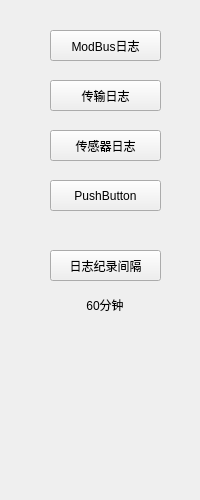
Qt form IDC_TestSystem/SI-PDU/toolbox/silogstoolwid.ui (ChinaClever/IDC_TestSystem) before a commit.
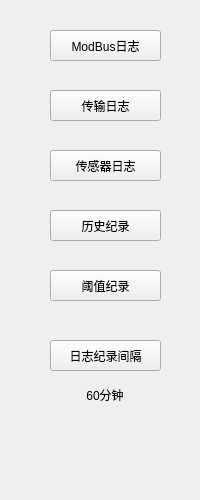
The same form after that commit.

Diff of the .ui file:
```diff
--- a/IDC_TestSystem/SI-PDU/toolbox/silogstoolwid.ui
+++ b/IDC_TestSystem/SI-PDU/toolbox/silogstoolwid.ui
@@ -30,7 +30,7 @@
    <property name="geometry">
     <rect>
      <x>50</x>
-     <y>80</y>
+     <y>90</y>
      <width>111</width>
      <height>31</height>
     </rect>
@@ -43,7 +43,7 @@
    <property name="geometry">
     <rect>
      <x>50</x>
-     <y>130</y>
+     <y>150</y>
      <width>111</width>
      <height>31</height>
     </rect>
@@ -56,20 +56,20 @@
    <property name="geometry">
     <rect>
      <x>50</x>
-     <y>180</y>
+     <y>210</y>
      <width>111</width>
      <height>31</height>
     </rect>
    </property>
    <property name="text">
-    <string>PushButton</string>
+    <string>历史纪录</string>
    </property>
   </widget>
   <widget class="QPushButton" name="timeBtn">
    <property name="geometry">
     <rect>
      <x>50</x>
-     <y>250</y>
+     <y>340</y>
      <width>111</width>
      <height>31</height>
     </rect>
@@ -82,7 +82,7 @@
    <property name="geometry">
     <rect>
      <x>50</x>
-     <y>290</y>
+     <y>380</y>
      <width>110</width>
      <height>30</height>
     </rect>
@@ -94,6 +94,19 @@
     <set>Qt::AlignCenter</set>
    </property>
   </widget>
+  <widget class="QPushButton" name="thresholdBtn">
+   <property name="geometry">
+    <rect>
+     <x>50</x>
+     <y>270</y>
+     <width>111</width>
+     <height>31</height>
+    </rect>
+   </property>
+   <property name="text">
+    <string>阈值纪录</string>
+   </property>
+  </widget>
  </widget>
  <resources/>
  <connections/>
```
Left out of the diff: 2 changed lines with no effect on the pictures.
